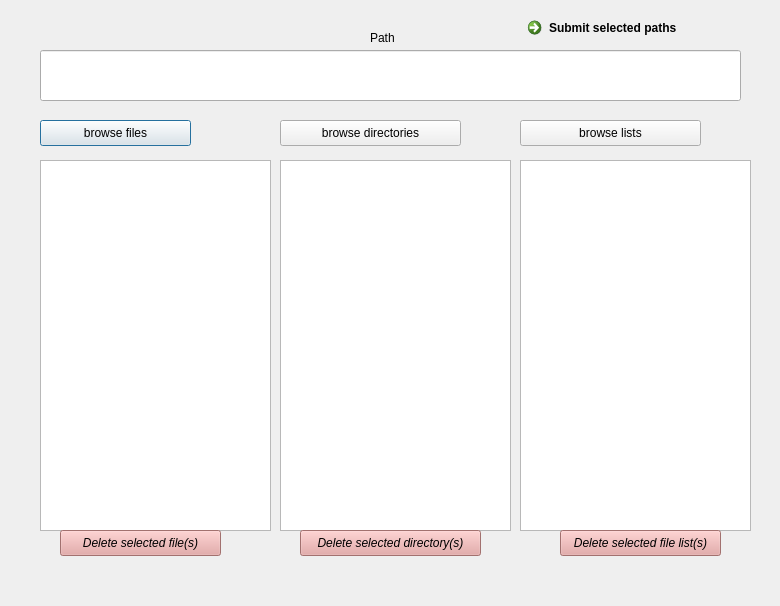
Before: the Qt Designer form GUI/file_dialog.ui in forlilab/Ringtail, drawn with Qt 5.
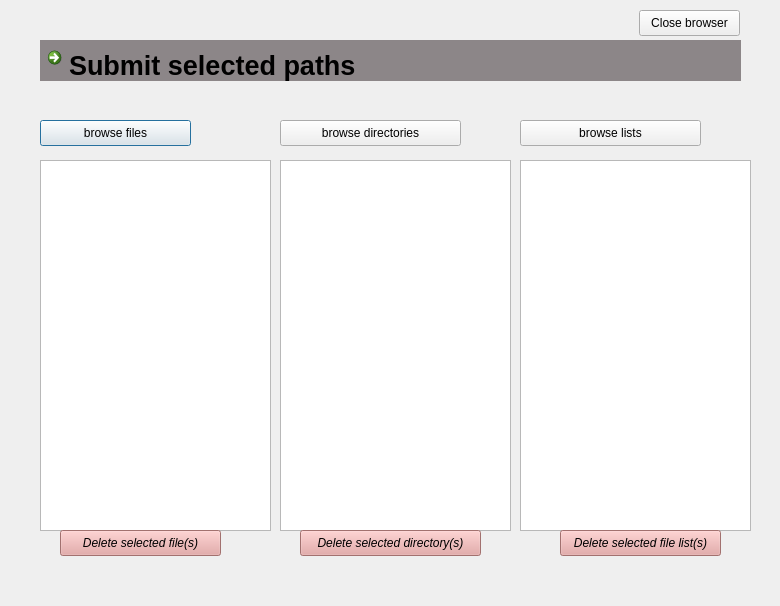
After: the same form once the commit is applied.

Commit message: cleaned up some methods and added doc strings

What changed in the file:
```diff
--- a/GUI/file_dialog.ui
+++ b/GUI/file_dialog.ui
@@ -36,21 +36,6 @@
     <string>browse files</string>
    </property>
   </widget>
-  <widget class="QLineEdit" name="file_browser_text">
-   <property name="geometry">
-    <rect>
-     <x>40</x>
-     <y>50</y>
-     <width>701</width>
-     <height>51</height>
-    </rect>
-   </property>
-   <property name="font">
-    <font>
-     <family>Arial</family>
-    </font>
-   </property>
-  </widget>
   <widget class="QListWidget" name="file_list">
    <property name="geometry">
     <rect>
@@ -1536,475 +1521,54 @@
     <string>Delete selected file list(s)</string>
    </property>
   </widget>
-  <widget class="QLabel" name="path_label">
-   <property name="geometry">
-    <rect>
-     <x>370</x>
-     <y>30</y>
-     <width>58</width>
-     <height>16</height>
-    </rect>
-   </property>
-   <property name="font">
-    <font>
-     <family>Arial</family>
-    </font>
-   </property>
-   <property name="text">
-    <string>Path</string>
-   </property>
-  </widget>
   <widget class="QCommandLinkButton" name="submit_files_button">
+   <property name="enabled">
+    <bool>true</bool>
+   </property>
    <property name="geometry">
     <rect>
-     <x>520</x>
-     <y>10</y>
-     <width>168</width>
+     <x>40</x>
+     <y>40</y>
+     <width>701</width>
      <height>41</height>
     </rect>
    </property>
    <property name="palette">
     <palette>
      <active>
-      <colorrole role="WindowText">
-       <brush brushstyle="SolidPattern">
-        <color alpha="255">
-         <red>0</red>
-         <green>0</green>
-         <blue>0</blue>
-        </color>
-       </brush>
-      </colorrole>
       <colorrole role="Button">
        <brush brushstyle="SolidPattern">
         <color alpha="255">
-         <red>118</red>
-         <green>181</green>
-         <blue>95</blue>
-        </color>
-       </brush>
-      </colorrole>
-      <colorrole role="Light">
-       <brush brushstyle="SolidPattern">
-        <color alpha="255">
-         <red>178</red>
-         <green>255</green>
-         <blue>150</blue>
-        </color>
-       </brush>
-      </colorrole>
-      <colorrole role="Midlight">
-       <brush brushstyle="SolidPattern">
-        <color alpha="255">
-         <red>148</red>
-         <green>218</green>
-         <blue>122</blue>
-        </color>
-       </brush>
-      </colorrole>
-      <colorrole role="Dark">
-       <brush brushstyle="SolidPattern">
-        <color alpha="255">
-         <red>59</red>
-         <green>90</green>
-         <blue>47</blue>
-        </color>
-       </brush>
-      </colorrole>
-      <colorrole role="Mid">
-       <brush brushstyle="SolidPattern">
-        <color alpha="255">
-         <red>78</red>
-         <green>121</green>
-         <blue>63</blue>
-        </color>
-       </brush>
-      </colorrole>
-      <colorrole role="Text">
-       <brush brushstyle="SolidPattern">
-        <color alpha="255">
-         <red>0</red>
-         <green>0</green>
-         <blue>0</blue>
-        </color>
-       </brush>
-      </colorrole>
-      <colorrole role="BrightText">
-       <brush brushstyle="SolidPattern">
-        <color alpha="255">
-         <red>255</red>
-         <green>255</green>
-         <blue>255</blue>
-        </color>
-       </brush>
-      </colorrole>
-      <colorrole role="ButtonText">
-       <brush brushstyle="SolidPattern">
-        <color alpha="255">
-         <red>0</red>
-         <green>0</green>
-         <blue>0</blue>
-        </color>
-       </brush>
-      </colorrole>
-      <colorrole role="Base">
-       <brush brushstyle="SolidPattern">
-        <color alpha="255">
-         <red>255</red>
-         <green>255</green>
-         <blue>255</blue>
-        </color>
-       </brush>
-      </colorrole>
-      <colorrole role="Window">
-       <brush brushstyle="SolidPattern">
-        <color alpha="255">
-         <red>118</red>
-         <green>181</green>
-         <blue>95</blue>
-        </color>
-       </brush>
-      </colorrole>
-      <colorrole role="Shadow">
-       <brush brushstyle="SolidPattern">
-        <color alpha="255">
-         <red>0</red>
-         <green>0</green>
-         <blue>0</blue>
-        </color>
-       </brush>
-      </colorrole>
-      <colorrole role="AlternateBase">
-       <brush brushstyle="SolidPattern">
-        <color alpha="255">
-         <red>186</red>
-         <green>218</green>
-         <blue>175</blue>
-        </color>
-       </brush>
-      </colorrole>
-      <colorrole role="ToolTipBase">
-       <brush brushstyle="SolidPattern">
-        <color alpha="255">
-         <red>255</red>
-         <green>255</green>
-         <blue>220</blue>
-        </color>
-       </brush>
-      </colorrole>
-      <colorrole role="ToolTipText">
-       <brush brushstyle="SolidPattern">
-        <color alpha="255">
-         <red>0</red>
-         <green>0</green>
-         <blue>0</blue>
-        </color>
-       </brush>
-      </colorrole>
-      <colorrole role="PlaceholderText">
-       <brush brushstyle="SolidPattern">
-        <color alpha="127">
-         <red>0</red>
-         <green>0</green>
-         <blue>0</blue>
+         <red>56</red>
+         <green>176</green>
+         <blue>36</blue>
         </color>
        </brush>
       </colorrole>
      </active>
      <inactive>
-      <colorrole role="WindowText">
-       <brush brushstyle="SolidPattern">
-        <color alpha="255">
-         <red>0</red>
-         <green>0</green>
-         <blue>0</blue>
-        </color>
-       </brush>
-      </colorrole>
       <colorrole role="Button">
        <brush brushstyle="SolidPattern">
         <color alpha="255">
-         <red>118</red>
-         <green>181</green>
-         <blue>95</blue>
-        </color>
-       </brush>
-      </colorrole>
-      <colorrole role="Light">
-       <brush brushstyle="SolidPattern">
-        <color alpha="255">
-         <red>178</red>
-         <green>255</green>
-         <blue>150</blue>
-        </color>
-       </brush>
-      </colorrole>
-      <colorrole role="Midlight">
-       <brush brushstyle="SolidPattern">
-        <color alpha="255">
-         <red>148</red>
-         <green>218</green>
-         <blue>122</blue>
-        </color>
-       </brush>
-      </colorrole>
-      <colorrole role="Dark">
-       <brush brushstyle="SolidPattern">
-        <color alpha="255">
-         <red>59</red>
-         <green>90</green>
-         <blue>47</blue>
-        </color>
-       </brush>
-      </colorrole>
-      <colorrole role="Mid">
-       <brush brushstyle="SolidPattern">
-        <color alpha="255">
-         <red>78</red>
-         <green>121</green>
-         <blue>63</blue>
-        </color>
-       </brush>
-      </colorrole>
-      <colorrole role="Text">
-       <brush brushstyle="SolidPattern">
-        <color alpha="255">
-         <red>0</red>
-         <green>0</green>
-         <blue>0</blue>
-        </color>
-       </brush>
-      </colorrole>
-      <colorrole role="BrightText">
-       <brush brushstyle="SolidPattern">
-        <color alpha="255">
-         <red>255</red>
-         <green>255</green>
-         <blue>255</blue>
-        </color>
-       </brush>
-      </colorrole>
-      <colorrole role="ButtonText">
-       <brush brushstyle="SolidPattern">
-        <color alpha="255">
-         <red>0</red>
-         <green>0</green>
-         <blue>0</blue>
-        </color>
-       </brush>
-      </colorrole>
-      <colorrole role="Base">
-       <brush brushstyle="SolidPattern">
-        <color alpha="255">
-         <red>255</red>
-         <green>255</green>
-         <blue>255</blue>
-        </color>
-       </brush>
-      </colorrole>
-      <colorrole role="Window">
-       <brush brushstyle="SolidPattern">
-        <color alpha="255">
-         <red>118</red>
-         <green>181</green>
-         <blue>95</blue>
-        </color>
-       </brush>
-      </colorrole>
-      <colorrole role="Shadow">
-       <brush brushstyle="SolidPattern">
-        <color alpha="255">
-         <red>0</red>
-         <green>0</green>
-         <blue>0</blue>
-        </color>
-       </brush>
-      </colorrole>
-      <colorrole role="AlternateBase">
-       <brush brushstyle="SolidPattern">
-        <color alpha="255">
-         <red>186</red>
-         <green>218</green>
-         <blue>175</blue>
-        </color>
-       </brush>
-      </colorrole>
-      <colorrole role="ToolTipBase">
-       <brush brushstyle="SolidPattern">
-        <color alpha="255">
-         <red>255</red>
-         <green>255</green>
-         <blue>220</blue>
-        </color>
-       </brush>
-      </colorrole>
-      <colorrole role="ToolTipText">
-       <brush brushstyle="SolidPattern">
-        <color alpha="255">
-         <red>0</red>
-         <green>0</green>
-         <blue>0</blue>
-        </color>
-       </brush>
-      </colorrole>
-      <colorrole role="PlaceholderText">
-       <brush brushstyle="SolidPattern">
-        <color alpha="127">
-         <red>0</red>
-         <green>0</green>
-         <blue>0</blue>
+         <red>140</red>
+         <green>134</green>
+         <blue>136</blue>
         </color>
        </brush>
       </colorrole>
      </inactive>
-     <disabled>
-      <colorrole role="WindowText">
-       <brush brushstyle="SolidPattern">
-        <color alpha="255">
-         <red>59</red>
-         <green>90</green>
-         <blue>47</blue>
-        </color>
-       </brush>
-      </colorrole>
-      <colorrole role="Button">
-       <brush brushstyle="SolidPattern">
-        <color alpha="255">
-         <red>118</red>
-         <green>181</green>
-         <blue>95</blue>
-        </color>
-       </brush>
-      </colorrole>
-      <colorrole role="Light">
-       <brush brushstyle="SolidPattern">
-        <color alpha="255">
-         <red>178</red>
-         <green>255</green>
-         <blue>150</blue>
-        </color>
-       </brush>
-      </colorrole>
-      <colorrole role="Midlight">
-       <brush brushstyle="SolidPattern">
-        <color alpha="255">
-         <red>148</red>
-         <green>218</green>
-         <blue>122</blue>
-        </color>
-       </brush>
-      </colorrole>
-      <colorrole role="Dark">
-       <brush brushstyle="SolidPattern">
-        <color alpha="255">
-         <red>59</red>
-         <green>90</green>
-         <blue>47</blue>
-        </color>
-       </brush>
-      </colorrole>
-      <colorrole role="Mid">
-       <brush brushstyle="SolidPattern">
-        <color alpha="255">
-         <red>78</red>
-         <green>121</green>
-         <blue>63</blue>
-        </color>
-       </brush>
-      </colorrole>
-      <colorrole role="Text">
-       <brush brushstyle="SolidPattern">
-        <color alpha="255">
-         <red>59</red>
-         <green>90</green>
-         <blue>47</blue>
-        </color>
-       </brush>
-      </colorrole>
-      <colorrole role="BrightText">
-       <brush brushstyle="SolidPattern">
-        <color alpha="255">
-         <red>255</red>
-         <green>255</green>
-         <blue>255</blue>
-        </color>
-       </brush>
-      </colorrole>
-      <colorrole role="ButtonText">
-       <brush brushstyle="SolidPattern">
-        <color alpha="255">
-         <red>59</red>
-         <green>90</green>
-         <blue>47</blue>
-        </color>
-       </brush>
-      </colorrole>
-      <colorrole role="Base">
-       <brush brushstyle="SolidPattern">
-        <color alpha="255">
-         <red>118</red>
-         <green>181</green>
-         <blue>95</blue>
-        </color>
-       </brush>
-      </colorrole>
-      <colorrole role="Window">
-       <brush brushstyle="SolidPattern">
-        <color alpha="255">
-         <red>118</red>
-         <green>181</green>
-         <blue>95</blue>
-        </color>
-       </brush>
-      </colorrole>
-      <colorrole role="Shadow">
-       <brush brushstyle="SolidPattern">
-        <color alpha="255">
-         <red>0</red>
-         <green>0</green>
-         <blue>0</blue>
-        </color>
-       </brush>
-      </colorrole>
-      <colorrole role="AlternateBase">
-       <brush brushstyle="SolidPattern">
-        <color alpha="255">
-         <red>118</red>
-         <green>181</green>
-         <blue>95</blue>
-        </color>
-       </brush>
-      </colorrole>
-      <colorrole role="ToolTipBase">
-       <brush brushstyle="SolidPattern">
-        <color alpha="255">
-         <red>255</red>
-         <green>255</green>
-         <blue>220</blue>
-        </color>
-       </brush>
-      </colorrole>
-      <colorrole role="ToolTipText">
-       <brush brushstyle="SolidPattern">
-        <color alpha="255">
-         <red>0</red>
-         <green>0</green>
-         <blue>0</blue>
-        </color>
-       </brush>
-      </colorrole>
-      <colorrole role="PlaceholderText">
-       <brush brushstyle="SolidPattern">
-        <color alpha="127">
-         <red>59</red>
-         <green>90</green>
-         <blue>47</blue>
-        </color>
-       </brush>
-      </colorrole>
-     </disabled>
+     <disabled/>
     </palette>
    </property>
+   <property name="font">
+    <font>
+     <family>Arial</family>
+     <pointsize>20</pointsize>
+    </font>
+   </property>
+   <property name="autoFillBackground">
+    <bool>true</bool>
+   </property>
    <property name="text">
     <string>Submit selected paths</string>
    </property>
@@ -2015,6 +1579,22 @@
     </size>
    </property>
   </widget>
+  <widget class="QPushButton" name="close_filebrowser_window_button">
+   <property name="enabled">
+    <bool>true</bool>
+   </property>
+   <property name="geometry">
+    <rect>
+     <x>639</x>
+     <y>10</y>
+     <width>101</width>
+     <height>26</height>
+    </rect>
+   </property>
+   <property name="text">
+    <string>Close browser</string>
+   </property>
+  </widget>
  </widget>
  <resources/>
  <connections/>
```
The commit also changes 1 other file.
